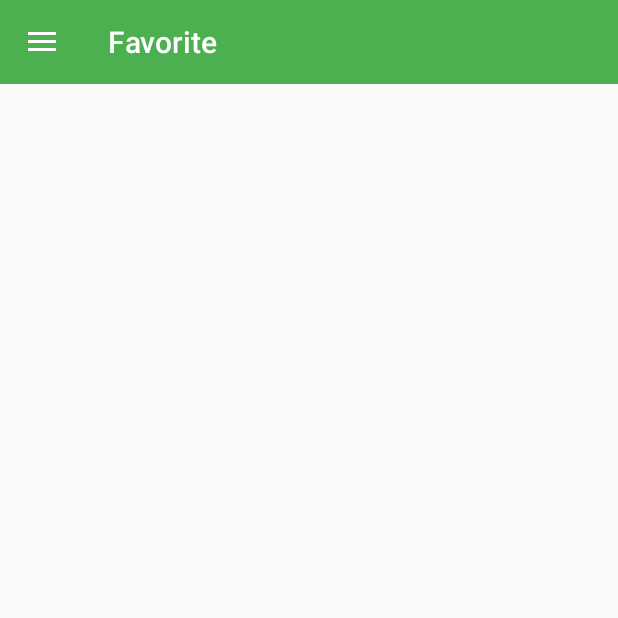
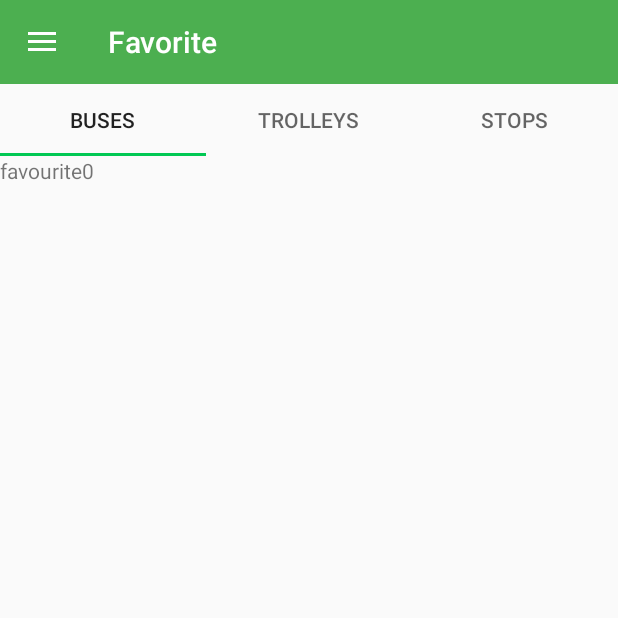
Before and after one commit to offvanHooijdonk/gomeltrans, an Android app: the screen it shows after launch (MainActivity), on a phone screen of 412 x 824 dp, the top half of it. Run offline under Robolectric (Android 15) with nearby library versions, the phone set to English and light mode, and no system bars.

Commit message:
Tab Layout added for Favourites screen

```diff
--- a/app/src/main/java/com/gomeltrans/ui/FavouriteFragment.java
+++ /dev/null
@@ -1,28 +0,0 @@
-package com.gomeltrans.ui;
-
-import android.os.Bundle;
-import android.support.annotation.Nullable;
-import android.support.v4.app.Fragment;
-import android.view.LayoutInflater;
-import android.view.View;
-import android.view.ViewGroup;
-
-import com.gomeltrans.R;
-
-/**
- * Created by Yahor_Fralou on 8/24/2015.
- */
-public class FavouriteFragment extends Fragment {
-    private MainActivity parent;
-
-    @Nullable
-    @Override
-    public View onCreateView(LayoutInflater inflater, ViewGroup container, Bundle savedInstanceState) {
-        View v = inflater.inflate(R.layout.frag_favourite, container, false);
-
-        parent = ((MainActivity) getActivity());
-        parent.getSupportActionBar().setTitle(getActivity().getString(R.string.item_favourite));
-
-        return v;
-    }
-}
--- a/app/src/main/java/com/gomeltrans/ui/MainActivity.java
+++ b/app/src/main/java/com/gomeltrans/ui/MainActivity.java
@@ -14,6 +14,7 @@ import android.view.Menu;
 import android.view.MenuItem;
 
 import com.gomeltrans.R;
+import com.gomeltrans.ui.favoutites.FavouritesFragment;
 
 public class MainActivity extends AppCompatActivity implements NavigationView.OnNavigationItemSelectedListener {
 
@@ -80,7 +81,7 @@ public class MainActivity extends AppCompatActivity implements NavigationView.On
         String title;
         switch (itemId) {
             case R.id.item_favourite : {
-                fragment = new FavouriteFragment();
+                fragment = new FavouritesFragment();
                 title = that.getString(R.string.item_favourite);
             } break;
             case R.id.item_transport : {
@@ -92,7 +93,7 @@ public class MainActivity extends AppCompatActivity implements NavigationView.On
                 title = that.getString(R.string.item_stops);
             } break;
             default: {
-                fragment = new FavouriteFragment();
+                fragment = new FavouritesFragment();
                 title = that.getString(R.string.item_favourite);
             }
         }
--- /dev/null
+++ b/app/src/main/java/com/gomeltrans/ui/favoutites/FavouritesFragment.java
@@ -0,0 +1,42 @@
+package com.gomeltrans.ui.favoutites;
+
+import android.os.Bundle;
+import android.support.annotation.Nullable;
+import android.support.design.widget.TabLayout;
+import android.support.v4.app.Fragment;
+import android.support.v4.view.ViewPager;
+import android.view.LayoutInflater;
+import android.view.View;
+import android.view.ViewGroup;
+
+import com.gomeltrans.R;
+import com.gomeltrans.ui.MainActivity;
+
+/**
+ * Created by Yahor_Fralou on 8/24/2015.
+ */
+public class FavouritesFragment extends Fragment {
+    private MainActivity parent;
+
+    @Override
+    public void onCreate(@Nullable Bundle savedInstanceState) {
+        super.onCreate(savedInstanceState);
+
+        parent = ((MainActivity) getActivity());
+        parent.getSupportActionBar().setTitle(getActivity().getString(R.string.item_favourite));
+    }
+
+    @Nullable
+    @Override
+    public View onCreateView(LayoutInflater inflater, ViewGroup container, Bundle savedInstanceState) {
+        View v = inflater.inflate(R.layout.frag_favourite, container, false);
+
+        ViewPager viewPager = (ViewPager) v.findViewById(R.id.viewpager);
+        viewPager.setAdapter(new FavouritesFragmentPagerAdapter(getChildFragmentManager(), parent));
+
+        TabLayout tabLayout = (TabLayout) v.findViewById(R.id.sliding_tabs);
+        tabLayout.setupWithViewPager(viewPager);
+
+        return v;
+    }
+}
--- /dev/null
+++ b/app/src/main/java/com/gomeltrans/ui/favoutites/FavouritesFragmentPagerAdapter.java
@@ -0,0 +1,37 @@
+package com.gomeltrans.ui.favoutites;
+
+import android.content.Context;
+import android.support.v4.app.Fragment;
+import android.support.v4.app.FragmentManager;
+import android.support.v4.app.FragmentPagerAdapter;
+
+/**
+ * Created by Yahor_Fralou on 8/25/2015.
+ */
+public class FavouritesFragmentPagerAdapter extends FragmentPagerAdapter {
+    final int PAGE_COUNT = 3;
+
+    private Context ctx;
+
+    public FavouritesFragmentPagerAdapter(FragmentManager fm, Context ctx) {
+        super(fm);
+
+        this.ctx = ctx;
+    }
+
+    @Override
+    public Fragment getItem(int position) {
+        return FavouritesListFragment.getInstance(position);
+    }
+
+    @Override
+    public int getCount() {
+        return PAGE_COUNT;
+    }
+
+    @Override
+    public CharSequence getPageTitle(int position) {
+        return FavouritesListFragment.getTabTitle(ctx, position);
+    }
+
+}
--- /dev/null
+++ b/app/src/main/java/com/gomeltrans/ui/favoutites/FavouritesListFragment.java
@@ -0,0 +1,67 @@
+package com.gomeltrans.ui.favoutites;
+
+import android.content.Context;
+import android.os.Bundle;
+import android.support.annotation.Nullable;
+import android.support.v4.app.Fragment;
+import android.view.LayoutInflater;
+import android.view.View;
+import android.view.ViewGroup;
+import android.widget.TextView;
+
+import com.gomeltrans.R;
+
+/**
+ * Created by Yahor_Fralou on 8/25/2015.
+ */
+public class FavouritesListFragment extends Fragment {
+
+    private static final String ARG_PAGE_NUMBER = "arg_page_number";
+    private int pageNumber;
+
+    public static FavouritesListFragment getInstance(int pageNumArg) {
+        Bundle args = new Bundle();
+        args.putInt(ARG_PAGE_NUMBER, pageNumArg);
+
+        FavouritesListFragment fragment = new FavouritesListFragment();
+        fragment.setArguments(args);
+        return fragment;
+    }
+
+    public static String getTabTitle(Context ctx, int position) {
+        String title;
+        switch (position) {
+            case 0: {
+                title = ctx.getString(R.string.tab_bus);
+            } break;
+            case 1: {
+                title = ctx.getString(R.string.tab_trolley);
+            } break;
+            case 2: {
+                title = ctx.getString(R.string.tab_stop);
+            } break;
+            default: {
+                title = ctx.getString(R.string.tab_bus);
+            }
+        }
+
+        return title;
+    }
+
+    @Override
+    public void onCreate(Bundle savedInstanceState) {
+        super.onCreate(savedInstanceState);
+        pageNumber = getArguments().getInt(ARG_PAGE_NUMBER);
+    }
+
+    @Nullable
+    @Override
+    public View onCreateView(LayoutInflater inflater, ViewGroup container, Bundle savedInstanceState) {
+        View v = inflater.inflate(R.layout.frag_fav_list, container, false);
+
+        TextView tv = (TextView) v.findViewById(R.id.tvTabNum);
+        tv.setText(tv.getText() + String.valueOf(pageNumber));
+
+        return v;
+    }
+}
--- /dev/null
+++ b/app/src/main/res/layout/frag_fav_list.xml
@@ -0,0 +1,13 @@
+<?xml version="1.0" encoding="utf-8"?>
+<LinearLayout xmlns:android="http://schemas.android.com/apk/res/android"
+              android:orientation="vertical"
+              android:layout_width="match_parent"
+              android:layout_height="match_parent">
+
+    <TextView
+        android:id="@+id/tvTabNum"
+        android:layout_width="wrap_content"
+        android:layout_height="wrap_content"
+        android:text="favourite"/>
+
+</LinearLayout>
--- a/app/src/main/res/menu/drawer.xml
+++ b/app/src/main/res/menu/drawer.xml
@@ -1,5 +1,6 @@
 <?xml version="1.0" encoding="utf-8"?>
-<menu xmlns:android="http://schemas.android.com/apk/res/android">
+<menu xmlns:android="http://schemas.android.com/apk/res/android"
+      xmlns:app="http://schemas.android.com/apk/res-auto">
     <group android:checkableBehavior="single">
         <item
             android:id="@+id/item_favourite"
--- a/app/src/main/res/values/strings.xml
+++ b/app/src/main/res/values/strings.xml
@@ -10,4 +10,8 @@
 
     <string name="navigation_drawer_open">Open navigation drawer</string>
     <string name="navigation_drawer_close">Close navigation drawer</string>
+
+    <string name="tab_bus">Buses</string>
+    <string name="tab_trolley">Trolleys</string>
+    <string name="tab_stop">Stops</string>
 </resources>
```
